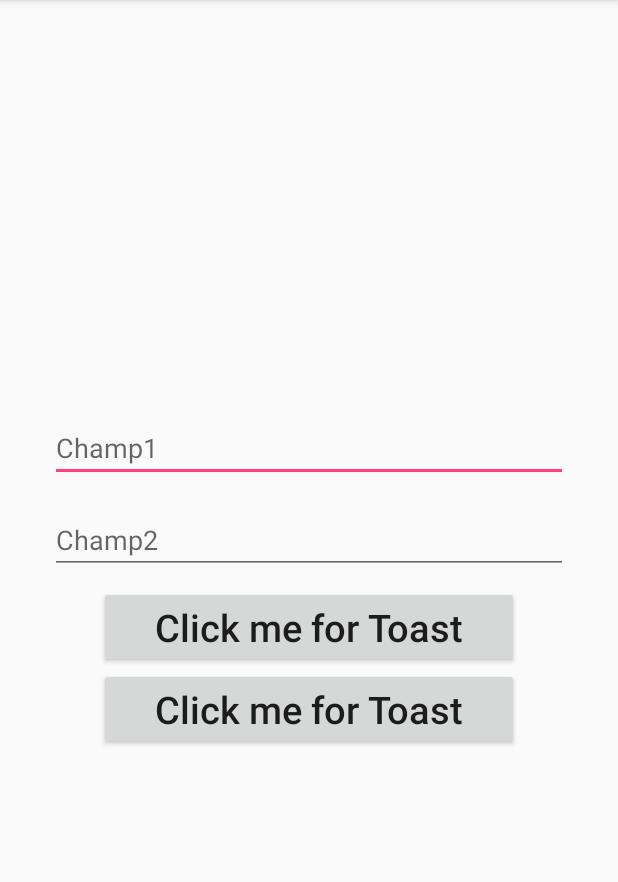
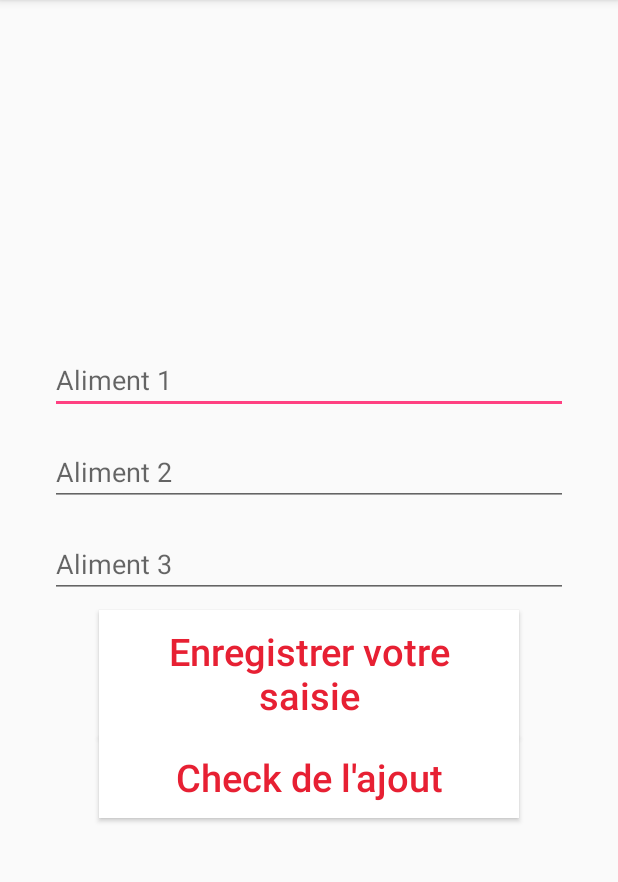
Before and after one commit to Dams-O/MyDietKotlin, an Android app: the MaJourneeActivity screen opened directly, with no data from a screen before it, on a phone screen of 412 x 824 dp, the part 84-966 px from its top. Run offline under Robolectric (Android 15) with nearby library versions, the phone set to English and light mode, and no system bars; our stand-ins replace Room's generated code.

Commit message:
Fix bug recyclerview Stats + Modif MaJournée

```diff
--- a/app/src/main/java/com/deams/ynovmydiet/MaJourneeActivity.kt
+++ b/app/src/main/java/com/deams/ynovmydiet/MaJourneeActivity.kt
@@ -24,6 +24,7 @@ class MaJourneeActivity : AppCompatActivity(), NavigationView.OnNavigationItemSe
         val text1 = edt1.text.toString();
         val text2 = edt2.text.toString();
 
+        val testsarr = arrayOf("Banane","Croissant","Poire","Pomme","Steak","Frites","Hamburger","Lait")
         btn_click_me.setOnClickListener {
             // make a toast on button click event
             val repas = Meal()
--- a/app/src/main/java/com/deams/ynovmydiet/StatsActivity.kt
+++ b/app/src/main/java/com/deams/ynovmydiet/StatsActivity.kt
@@ -8,6 +8,5 @@ class StatsActivity : AppCompatActivity() {
     override fun onCreate(savedInstanceState: Bundle?) {
         super.onCreate(savedInstanceState)
         setContentView(R.layout.activity_stats)
-        val recyclerView = R.id.recyclerView
     }
 }
--- a/app/src/main/res/layout/activity_ma_journee_content.xml
+++ b/app/src/main/res/layout/activity_ma_journee_content.xml
@@ -20,7 +20,7 @@
                 android:layout_width="match_parent"
                 android:layout_height="wrap_content"
                 android:layout_margin="8dp"
-                android:hint="Champ1"
+                android:hint="Aliment 1"
                 android:imeOptions="actionNext"
                 android:inputType="text"/>
         <EditText
@@ -28,25 +28,37 @@
                 android:layout_width="match_parent"
                 android:layout_height="wrap_content"
                 android:layout_margin="8dp"
-                android:hint="Champ2"
+                android:hint="Aliment 2"
+                android:imeOptions="actionNext"
+                android:inputType="text"/>
+        <EditText
+                android:id="@+id/edt3"
+                android:layout_width="match_parent"
+                android:layout_height="wrap_content"
+                android:layout_margin="8dp"
+                android:hint="Aliment 3"
                 android:imeOptions="actionNext"
                 android:inputType="text"/>
         <Button
                 android:id="@+id/btn_click_me"
-                android:text="Click me for Toast"
+                android:text="Enregistrer votre saisie"
                 android:textAllCaps="false"
                 android:padding="10dp"
                 android:textSize="25dp"
                 android:layout_width="280dp"
-                android:layout_height="wrap_content"/>
+                android:layout_height="wrap_content"
+                android:textColor="@color/colorText"
+                android:background="@color/colorButton"/>
         <Button
                 android:id="@+id/btn2"
-                android:text="Click me for Toast"
+                android:text="Check de l'ajout"
                 android:textAllCaps="false"
                 android:padding="10dp"
                 android:textSize="25dp"
                 android:layout_width="280dp"
-                android:layout_height="wrap_content"/>
+                android:layout_height="wrap_content"
+                android:textColor="@color/colorText"
+                android:background="@color/colorButton"/>
     </LinearLayout>
 
 </androidx.constraintlayout.widget.ConstraintLayout>
--- a/app/src/main/res/layout/activity_stats.xml
+++ b/app/src/main/res/layout/activity_stats.xml
@@ -9,10 +9,4 @@
         tools:showIn="@layout/app_bar_main"
         tools:context=".StatsActivity">
 
-    <android.support.v7.widget.RecyclerView
-            android:id="@+id/recyclerView"
-            android:layout_width="match_parent"
-            android:layout_height="match_parent"
-            android:layout_margin="5dp" />
-
 </androidx.constraintlayout.widget.ConstraintLayout>
```
Also changed, not shown: app/src/main/res/layout/content_main.xml (+4 -4 lines), 1 other file.
